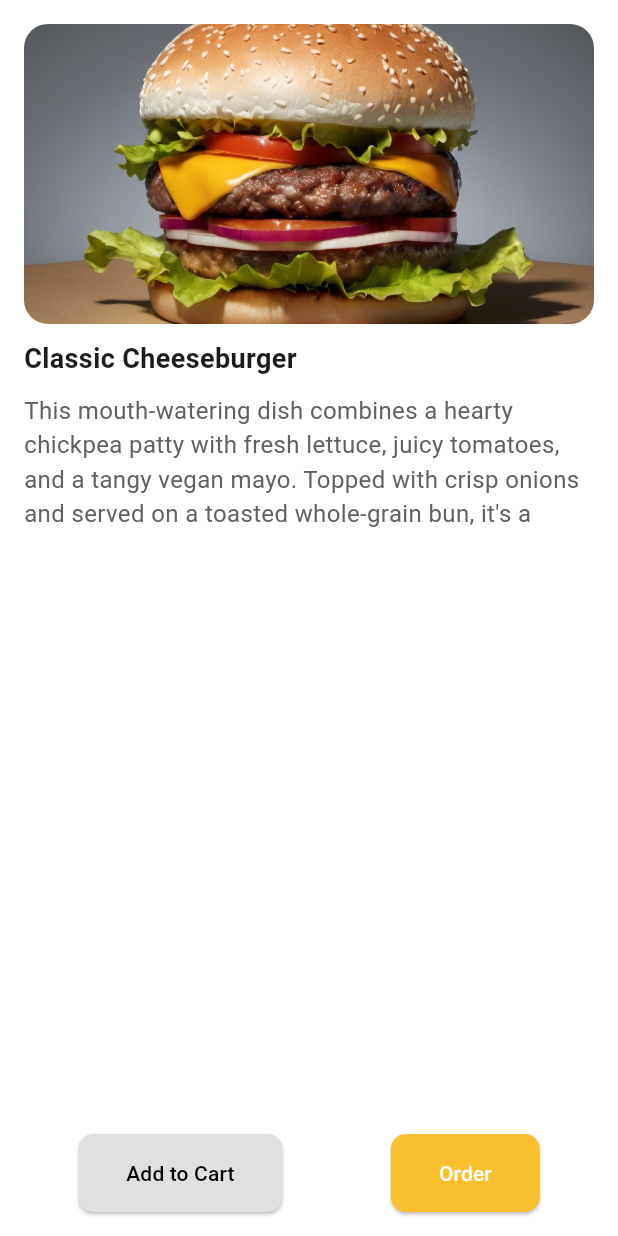
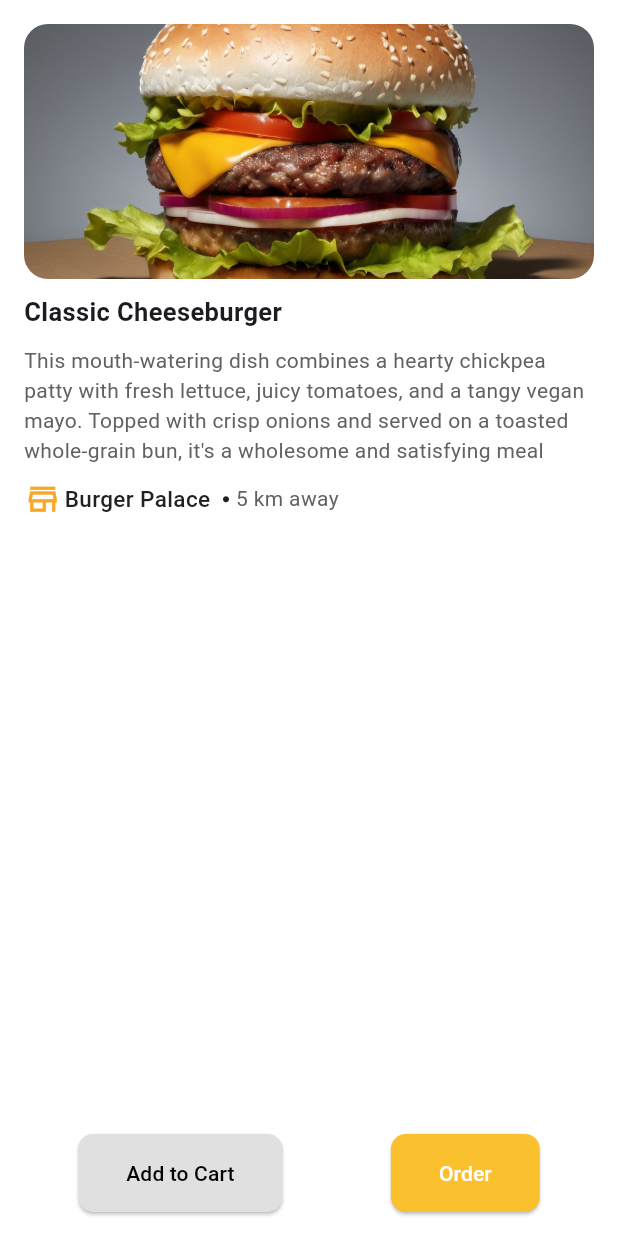
Before and after one commit to Debdaru07/munch-code-base, a Flutter app: the FoodDetails screen opened directly with sample values from the repository, after a tap on "Add to Cart", on a phone screen of 412 x 824 dp. Run offline on Flutter 3.47's test engine with Material 3 defaults, Android fonts, the phone set to English and light mode, and no system bars.

Commit message:
Add to Cart Feature in progress.

```diff
--- a/lib/view/food_details/food_details_page.dart
+++ b/lib/view/food_details/food_details_page.dart
@@ -1,6 +1,8 @@
 import 'package:flutter/material.dart';
+import 'package:provider/provider.dart';
 
 import '../../model/food_model.dart';
+import '../../view_model/search_food_view_model.dart';
 
 class FoodDetails extends StatefulWidget {
   final Food food;
@@ -27,7 +29,7 @@ class _FoodDetailsState extends State<FoodDetails> {
               child: Image.asset(
                 widget.food.thumNailAssetPath,
                 width: double.infinity,
-                height: 200,
+                height: 170,
                 fit: BoxFit.cover,
               ),
             ),
@@ -35,18 +37,33 @@ class _FoodDetailsState extends State<FoodDetails> {
             Text(
               widget.food.name,
               style: const TextStyle(
-                fontSize: 18,
+                fontSize: 17,
                 fontWeight: FontWeight.bold,
               ),
             ),
             const SizedBox(height: 10),
-            Text(description, maxLines: 4,style: TextStyle(fontSize: 16, color: Colors.grey[700], ),),
+            Text(description, maxLines: 4,style: TextStyle(fontSize: 14, color: Colors.grey[700], ),),
+            const SizedBox(height: 10),
+            Row(
+              mainAxisAlignment: MainAxisAlignment.start,
+              children: [
+                Icon(Icons.store_outlined,color: Colors.yellow[800],size: 25,),
+                const SizedBox(width: 2,),
+                Text(widget.food.businessName, style: TextStyle(fontSize: 15, fontWeight: FontWeight.w500,color: Colors.grey[900], ) ),
+                const SizedBox(width: 8,),
+                Icon(Icons.circle,color: Colors.grey[900],size: 5),
+                const SizedBox(width: 4,),
+                Text('5 km away', style: TextStyle(fontSize: 14, fontWeight: FontWeight.normal,color: Colors.grey[700], ) )
+              ]
+            ),
             const Spacer(),
-            Row(
+            Consumer<FoodViewModel>(
+              builder: (context, viewModel, child) {
+                return Row(
                   mainAxisAlignment: MainAxisAlignment.spaceAround,
                   children: [
                     ElevatedButton(
-                  onPressed: () {},
+                      onPressed: () => viewModel.setCartItems(widget.food),
                       style: ElevatedButton.styleFrom(
                         backgroundColor: Colors.grey[300],
                         shape: RoundedRectangleBorder(
@@ -68,6 +85,8 @@ class _FoodDetailsState extends State<FoodDetails> {
                       child: const Text('Order', style: TextStyle(color: Colors.white),),
                     ),
                   ],
+                );
+              }
             ),
           ],
         ),
--- a/lib/view/food_search_menu.dart
+++ b/lib/view/food_search_menu.dart
@@ -1,3 +1,6 @@
+import 'dart:developer';
+
+import 'package:flutter/cupertino.dart';
 import 'package:flutter/material.dart';
 import 'package:provider/provider.dart';
 import '../helpers/helper_widget.dart';
@@ -57,11 +60,28 @@ class _FoodDeliveryListingState extends State<FoodDeliveryListing> {
             foodList.isEmpty? const Center(child: Text('No items found'))
               : viewModel.loading == true ? const FoodLoader()
                 : viewType(viewModel, foodList),
-          floatingActionButton: FloatingActionButton(
-            onPressed: () => viewModel.toggleViewType(),
-            backgroundColor: Colors.orange,
-            tooltip: viewModel.viewType == ViewType.grid ? "Switch to List View" : "Switch to Grid View",
-            child: Icon(viewModel.viewType == ViewType.grid ? Icons.view_list : Icons.grid_view,color: Colors.white,),
+          floatingActionButton: Column(
+            mainAxisAlignment: MainAxisAlignment.end,
+            children: [
+              if (viewModel.viewType == ViewType.grid)
+              Padding(
+                padding: const EdgeInsets.symmetric(vertical: 12.0),
+                child: FloatingActionButton(
+                  onPressed: () {
+                    log("Additional Action");
+                  },
+                  backgroundColor: Colors.orange,
+                  tooltip: "Additional Action",
+                  child: const Icon(CupertinoIcons.shopping_cart, color: Colors.white),
+                ),
+              ),
+              FloatingActionButton(
+                onPressed: () => viewModel.toggleViewType(),
+                backgroundColor: Colors.orange,
+                tooltip: viewModel.viewType == ViewType.grid ? "Switch to List View" : "Switch to Grid View",
+                child: Icon(viewModel.viewType == ViewType.grid ? Icons.view_list : Icons.grid_view,color: Colors.white,),
+              ),
+            ],
           ),
         );
       }
--- a/lib/view_model/search_food_view_model.dart
+++ b/lib/view_model/search_food_view_model.dart
@@ -59,9 +59,18 @@ class FoodViewModel extends ChangeNotifier {
 
   ViewType _viewType = ViewType.grid;
   ViewType get viewType => _viewType;
+
   void toggleViewType() {
     _viewType = _viewType == ViewType.grid ? ViewType.list : ViewType.grid;
     notifyListeners();
   }
 
+  List<Food> _cartItems = [];
+  List<Food> get cartItems => _cartItems;
+
+  setCartItems(Food value) {
+    _cartItems.add(value);
+    notifyListeners();
+  }
+
 }
```
Lines whose indentation alone changed are shown as unchanged.
